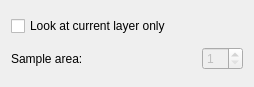
Before: the Qt Designer form designer/EyeDropperOptionsWidget.ui in skitzycat/beedraw, drawn with Qt 5.
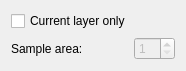
After: the same form once the commit is applied.

Commit message: shrank down some tool option boxes and updated version number for release

```diff
--- a/designer/EyeDropperOptionsWidget.ui
+++ b/designer/EyeDropperOptionsWidget.ui
@@ -1,12 +1,12 @@
 <ui version="4.0" >
  <class>Form</class>
- <widget class="QWidget" name="Form" >
-  <property name="geometry" >
+ <widget class="QWidget" name="Form">
+  <property name="geometry">
    <rect>
     <x>0</x>
     <y>0</y>
-    <width>254</width>
-    <height>87</height>
+    <width>186</width>
+    <height>68</height>
    </rect>
   </property>
   <property name="windowTitle" >
@@ -14,9 +14,9 @@
   </property>
   <layout class="QVBoxLayout" >
    <item>
-    <widget class="QCheckBox" name="checkBox" >
-     <property name="text" >
-      <string>Look at current layer only</string>
+    <widget class="QCheckBox" name="checkBox">
+     <property name="text">
+      <string>Current layer only</string>
      </property>
     </widget>
    </item>
```
Left out of the diff: 29 changed lines with no effect on the pictures. The commit also changes 4 other files.
